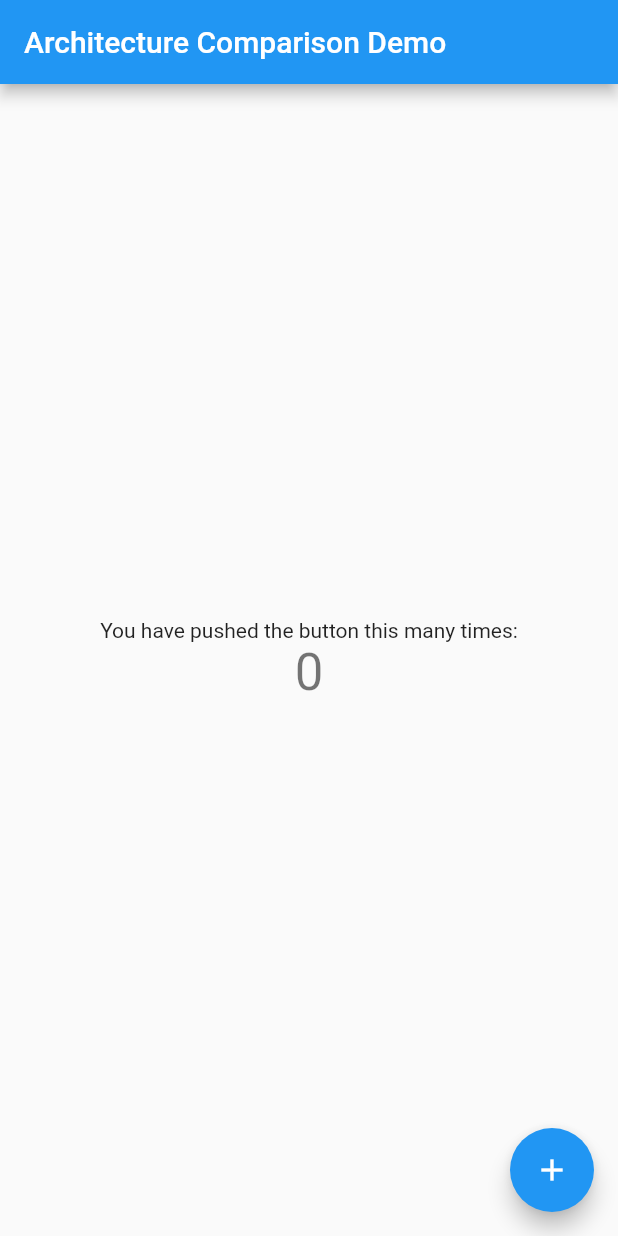
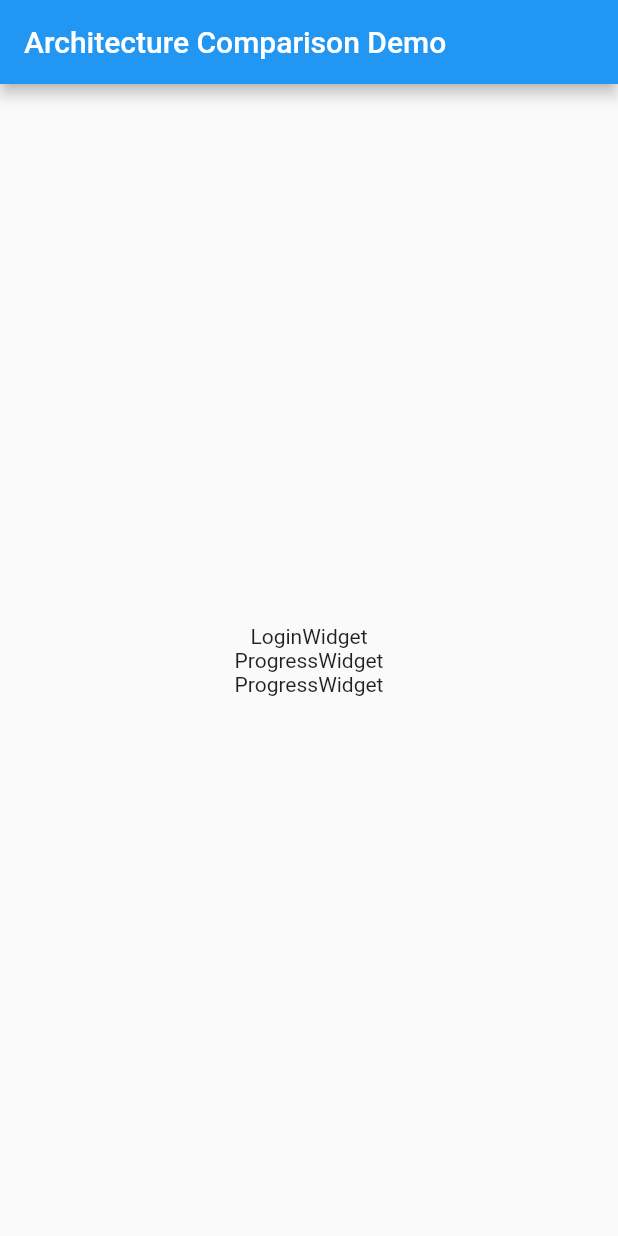
Before and after one commit to kosiara/bloc-vs-pprov-vs-redux, a Flutter app: the screen it shows after launch, on a phone screen of 412 x 824 dp. Run offline on Flutter 3.47's test engine with Material 2 defaults, Android fonts, the phone set to English and light mode, and no system bars.

Commit message:
simple widgets

```diff
--- a/flutter_arch/lib/provider_examp.dart
+++ b/flutter_arch/lib/provider_examp.dart
@@ -1,4 +1,24 @@
 import 'package:flutter/material.dart';
+
+class UserLogin with ChangeNotifier {
+  String _user;
+  String get user => _user;
+
+  String _pass;
+  String get pass => _pass;
+
+  bool _result = false;
+  bool get result => _result;
+
+  void checkCredentials(String user, String password) {
+    _user = user;
+    _pass = password;
+
+    // implement user/pass check
+    _result = true;
+    notifyListeners();
+  }
+}
 
 class ProviderExamplePage extends StatefulWidget {
   ProviderExamplePage({Key key, this.title}) : super(key: key);
@@ -28,16 +48,36 @@ class _ProviderExamplePageState extends State<ProviderExamplePage> {
         child: Column(
           mainAxisAlignment: MainAxisAlignment.center,
           children: <Widget>[
-            Text('You have pushed the button this many times:'),
-            Text('$_counter', style: Theme.of(context).textTheme.display1),
+            LoginWidget(),
+            ResultWidget(),
+            ProgressWidget()
           ],
         ),
       ),
-      floatingActionButton: FloatingActionButton(
-        onPressed: _incrementCounter,
-        tooltip: 'Increment',
-        child: Icon(Icons.add),
-      ), // This trailing comma makes auto-formatting nicer for build methods.
     );
   }
 }
+
+class LoginWidget extends StatelessWidget {
+
+  @override
+  Widget build(BuildContext context) {
+    return Text("LoginWidget");
+  }
+}
+
+class ResultWidget extends StatelessWidget {
+
+  @override
+  Widget build(BuildContext context) {
+    return Text("ProgressWidget");
+  }
+}
+
+class ProgressWidget extends StatelessWidget {
+
+  @override
+  Widget build(BuildContext context) {
+    return Text("ProgressWidget");
+  }
+}
--- a/flutter_arch/pubspec.yaml
+++ b/flutter_arch/pubspec.yaml
@@ -19,6 +19,8 @@ environment:
 dependencies:
   flutter:
     sdk: flutter
+
+  provider: ^3.1.0
 
   # The following adds the Cupertino Icons font to your application.
   # Use with the CupertinoIcons class for iOS style icons.
```
Also changed, not shown: flutter_arch/pubspec.lock.
